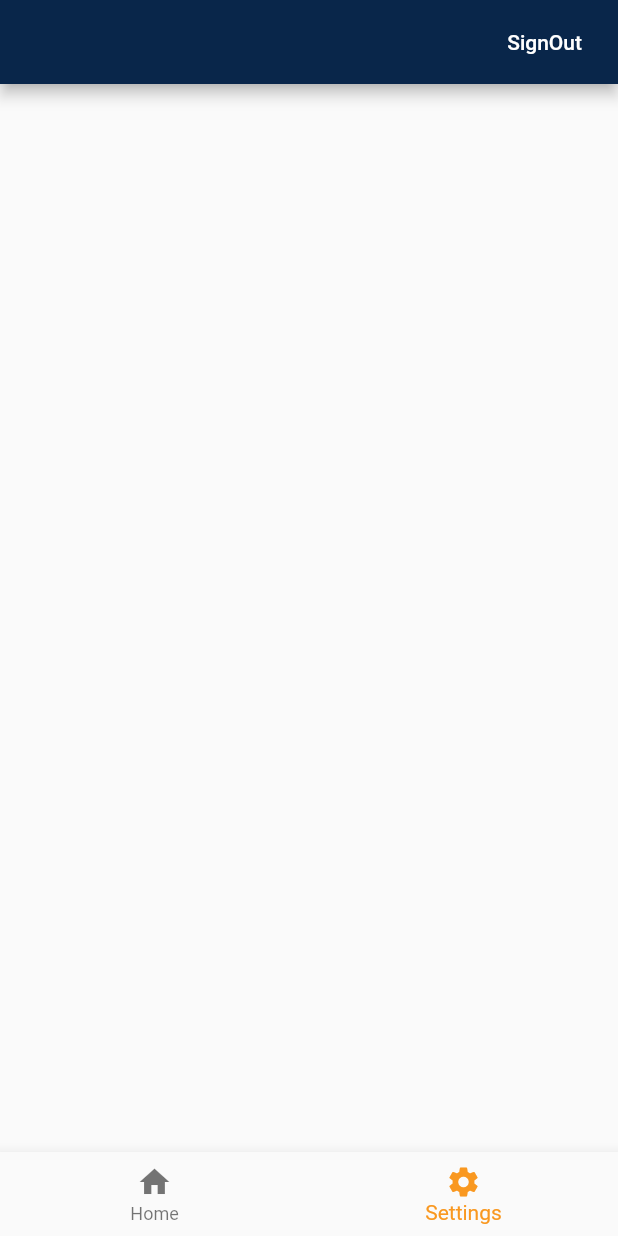
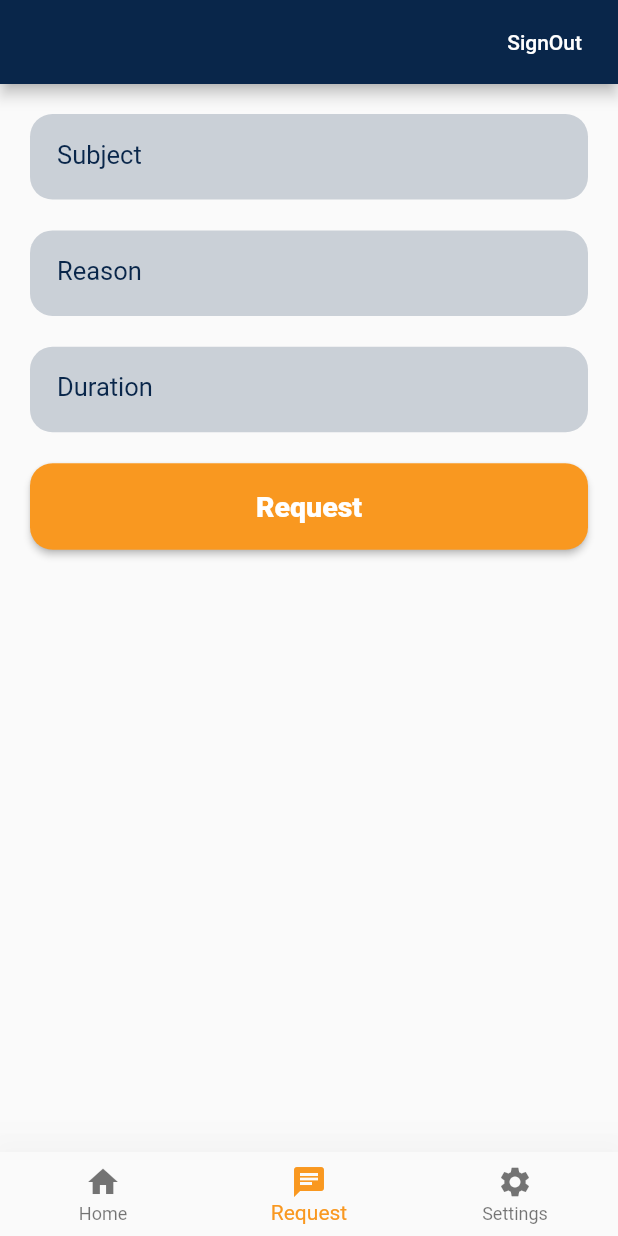
Before and after one commit to saguftaparveen/checkin_project, a Flutter app: the Home screen opened directly, item 2 of the bottom bar chosen, on a phone screen of 412 x 824 dp. Run offline on Flutter 3.47's test engine with Material 2 defaults, Android fonts, the phone set to English and light mode, and no system bars; our stand-ins replace cloud_firestore, firebase_auth, firebase_core, geocoding, geolocator; accounts and stored records are empty.

Commit message:
request form done

```diff
--- a/lib/home.dart
+++ b/lib/home.dart
@@ -1,5 +1,6 @@
 import 'package:checkin_project/authentication.dart';
 import 'package:checkin_project/loginpage.dart';
+import 'package:checkin_project/request_page.dart';
 import 'package:checkin_project/user_home.dart';
 import 'package:checkin_project/user_setting.dart';
 import 'package:flutter/material.dart';
@@ -14,10 +15,7 @@ class Home extends StatefulWidget {
 class _HomeState extends State<Home> {
   int _selectedItem = 0;
 
-  List<Widget> _widgetOptions = [
-    UserHome(),
-    UserSetting(),
-  ];
+  List<Widget> _widgetOptions = [UserHome(), RequestPage(), UserSetting()];
 
   @override
   Widget build(BuildContext context) {
@@ -42,8 +40,10 @@ class _HomeState extends State<Home> {
         ),
       ),
       bottomNavigationBar: BottomNavigationBar(
+        elevation: 30,
         items: [
           BottomNavigationBarItem(icon: Icon(Icons.home), label: "Home"),
+          BottomNavigationBarItem(icon: Icon(Icons.chat), label: "Request"),
           BottomNavigationBarItem(
               icon: Icon(Icons.settings), label: "Settings"),
         ],
--- /dev/null
+++ b/lib/request_page.dart
@@ -0,0 +1,188 @@
+import 'package:checkin_project/authentication.dart';
+import 'package:flutter/material.dart';
+
+class RequestPage extends StatefulWidget {
+  const RequestPage({Key? key}) : super(key: key);
+
+  @override
+  _RequestPageState createState() => _RequestPageState();
+}
+
+class _RequestPageState extends State<RequestPage> {
+  final _formkey = GlobalKey<FormState>();
+
+  final subjectController = TextEditingController();
+  final reasonController = TextEditingController();
+  final durationController = TextEditingController();
+
+  var subject = "";
+  var reason = "";
+  var duration = "";
+
+  @override
+  void dispose() {
+    subjectController.dispose();
+    reasonController.dispose();
+    durationController.dispose();
+
+    super.dispose();
+  }
+
+  @override
+  Widget build(BuildContext context) {
+    Size size = MediaQuery.of(context).size;
+    return Form(
+        key: _formkey,
+        child: Padding(
+          padding: const EdgeInsets.all(20),
+          child: Column(
+            children: [
+              TextFormField(
+                controller: subjectController,
+                validator: (value) {
+                  if (value == null || value.isEmpty) {
+                    return "Please provide some subject";
+                  }
+                },
+                // autofocus: true,
+                cursorHeight: 26,
+                style: TextStyle(
+                    color: Theme.of(context).primaryColor,
+                    fontSize: MediaQuery.textScaleFactorOf(context) * 18),
+                cursorColor: Theme.of(context).primaryColor,
+                decoration: InputDecoration(
+                    label: Text(
+                      "Subject",
+                      style: TextStyle(
+                          color: Theme.of(context).primaryColor,
+                          fontSize: MediaQuery.textScaleFactorOf(context) * 17),
+                    ),
+                    contentPadding:
+                        EdgeInsets.symmetric(vertical: 18, horizontal: 18),
+                    border: OutlineInputBorder(
+                        borderSide: BorderSide.none,
+                        borderRadius: BorderRadius.circular(15)),
+                    focusedBorder: OutlineInputBorder(
+                      borderSide: const BorderSide(width: 1.0),
+                      borderRadius: BorderRadius.circular(15),
+                    ),
+                    filled: true,
+                    fillColor: Theme.of(context).primaryColor.withOpacity(0.2)),
+              ),
+              SizedBox(
+                height: size.height * 0.025,
+              ),
+              TextFormField(
+                controller: reasonController,
+                validator: (value) {
+                  if (value == null || value.isEmpty) {
+                    return "Please provide some reason";
+                  }
+                },
+
+                // autofocus: true,
+                cursorHeight: 26,
+                style: TextStyle(
+                    color: Theme.of(context).primaryColor,
+                    fontSize: MediaQuery.textScaleFactorOf(context) * 18),
+                cursorColor: Theme.of(context).primaryColor,
+                decoration: InputDecoration(
+                    label: Text(
+                      "Reason",
+                      style: TextStyle(
+                          color: Theme.of(context).primaryColor,
+                          fontSize: MediaQuery.textScaleFactorOf(context) * 17),
+                    ),
+                    contentPadding:
+                        EdgeInsets.symmetric(vertical: 18, horizontal: 18),
+                    border: OutlineInputBorder(
+                        borderSide: BorderSide.none,
+                        borderRadius: BorderRadius.circular(15)),
+                    focusedBorder: OutlineInputBorder(
+                      borderSide: const BorderSide(width: 1.0),
+                      borderRadius: BorderRadius.circular(15),
+                    ),
+                    filled: true,
+                    fillColor: Theme.of(context).primaryColor.withOpacity(0.2)),
+              ),
+              SizedBox(
+                height: size.height * 0.025,
+              ),
+              TextFormField(
+                controller: durationController,
+                validator: (value) {
+                  if (value == null || value.isEmpty) {
+                    return "Please provide some duration";
+                  }
+                },
+
+                // autofocus: true,
+                cursorHeight: 26,
+                style: TextStyle(
+                    color: Theme.of(context).primaryColor,
+                    fontSize: MediaQuery.textScaleFactorOf(context) * 18),
+                cursorColor: Theme.of(context).primaryColor,
+                decoration: InputDecoration(
+                    label: Text(
+                      "Duration",
+                      style: TextStyle(
+                          color: Theme.of(context).primaryColor,
+                          fontSize: MediaQuery.textScaleFactorOf(context) * 17),
+                    ),
+                    contentPadding:
+                        EdgeInsets.symmetric(vertical: 18, horizontal: 18),
+                    border: OutlineInputBorder(
+                        borderSide: BorderSide.none,
+                        borderRadius: BorderRadius.circular(15)),
+                    focusedBorder: OutlineInputBorder(
+                      borderSide: const BorderSide(width: 1.0),
+                      borderRadius: BorderRadius.circular(15),
+                    ),
+                    filled: true,
+                    fillColor: Theme.of(context).primaryColor.withOpacity(0.2)),
+              ),
+              SizedBox(
+                height: size.height * 0.025,
+              ),
+              ElevatedButton(
+                style: ElevatedButton.styleFrom(
+                    primary: Color(0xfff99820),
+                    shape: RoundedRectangleBorder(
+                        borderRadius: BorderRadius.circular(15.0)),
+                    fixedSize: Size(
+                        size.width - size.width * 0.08, size.height * 0.07)),
+                onPressed: () {
+                  if (_formkey.currentState!.validate()) {
+                    setState(() {
+                      subject = subjectController.text;
+                      reason = reasonController.text;
+                      duration = durationController.text;
+                    });
+                    request_form(context, subject, reason, duration);
+                    setState(() {
+                      clear_form();
+                    });
+                  }
+                },
+                child: Text(
+                  "Request",
+                  style: TextStyle(
+                    fontWeight: FontWeight.w800,
+                    fontSize: MediaQuery.of(context).textScaleFactor * 19,
+                  ),
+                ),
+              ),
+            ],
+          ),
+        ));
+  }
+
+  void clear_form() {
+    subject = "";
+    reason = "";
+    duration = "";
+    durationController.clear();
+    subjectController.clear();
+    reasonController.clear();
+  }
+}
--- a/lib/user_home.dart
+++ b/lib/user_home.dart
@@ -39,7 +39,7 @@ class _UserHomeState extends State<UserHome> {
         children: [
           ElevatedButton(
               onPressed: () {
-                checkin(address);
+                checkin(address, context);
               },
               style: ElevatedButton.styleFrom(
                 primary: Color(0xfff99820),
@@ -49,7 +49,7 @@ class _UserHomeState extends State<UserHome> {
           Text(display),
           ElevatedButton(
               onPressed: () {
-                checkout();
+                checkout(context);
               },
               style: ElevatedButton.styleFrom(
                 primary: Color(0xfff99820),
--- a/lib/widgets/inputfield.dart
+++ b/lib/widgets/inputfield.dart
@@ -23,6 +23,7 @@ class _InputFieldState extends State<InputField> {
     return TextField(
       obscureText: widget.obscureText!,
       controller: widget.controller,
+
       // autofocus: true,
       cursorHeight: 26,
       style: TextStyle(
```
Also changed, not shown: lib/authentication.dart (+41 -2 lines).
